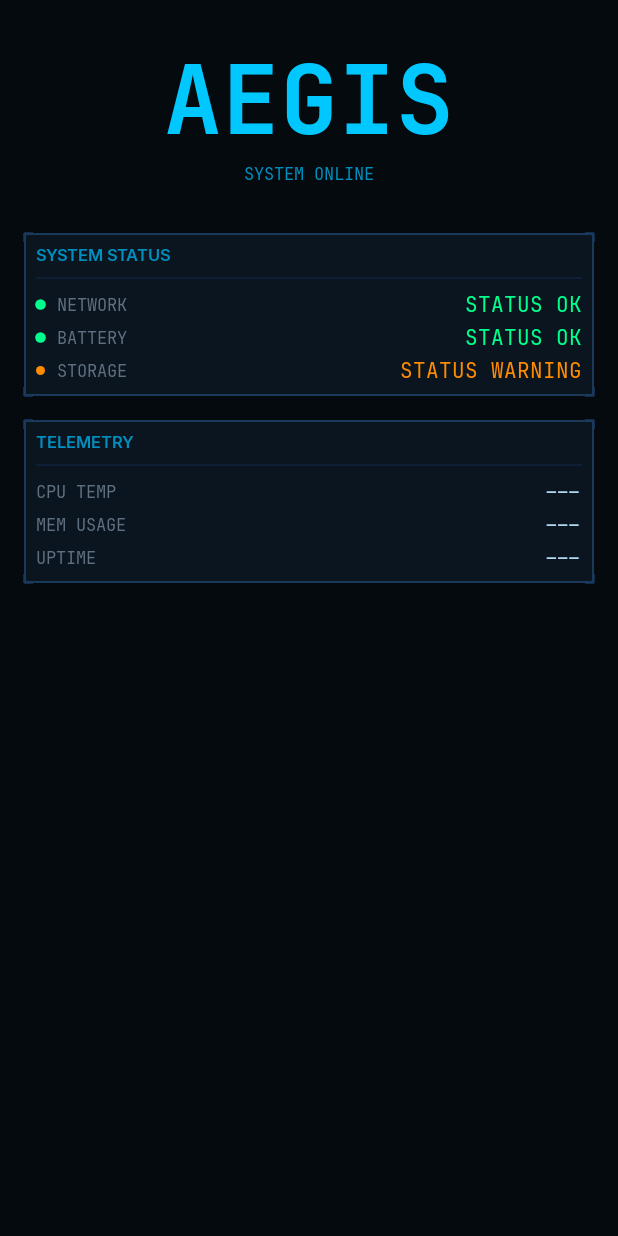
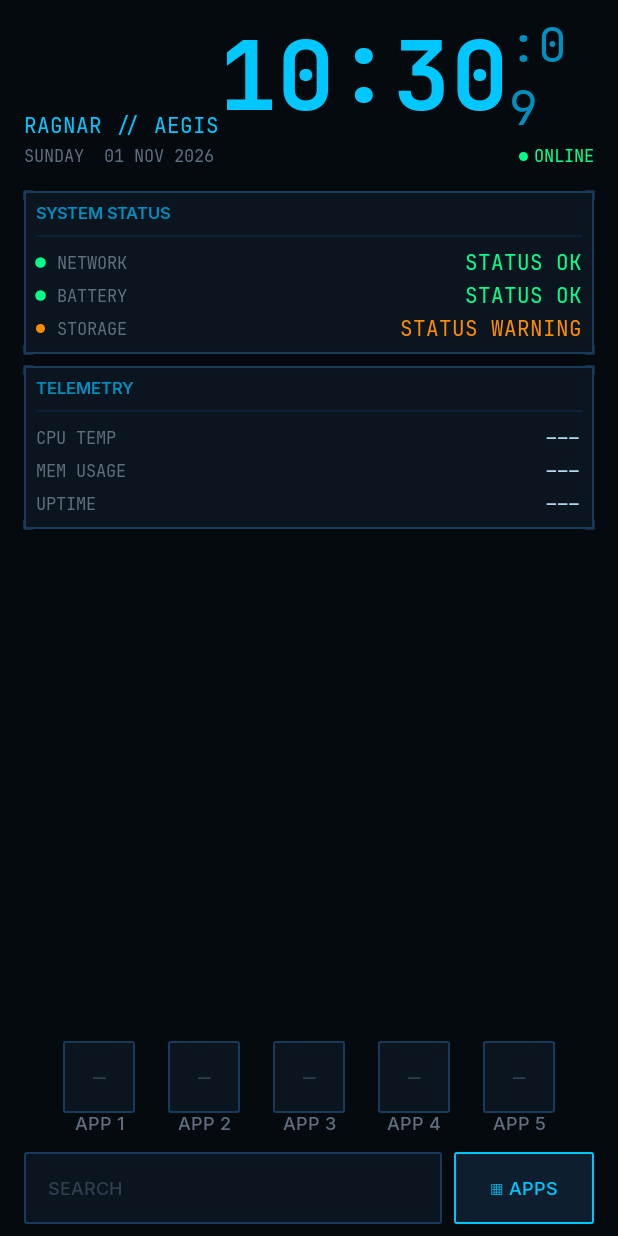
Before and after one commit to shubhash-singh/Aegis-HUD, an Android app built with Jetpack Compose: the screen it shows after launch (MainActivity), on a phone screen of 412 x 824 dp. Run offline under Robolectric (Android 15) with nearby library versions, the phone set to English and light mode, and no system bars.

Commit message:
feat(phase-3): implement HUD home screen dashboard
- ClockViewModel with viewModelScope coroutine, second-aligned ticking
- HudClock composable (HH:MM bright cyan + :SS dimmed cyan)
- TopBar with system label, live clock, date, status indicator
- QuickLaunchRow with 5 placeholder slots (Phase 4 will populate)
- BottomNavBar with search placeholder + drawer button
- Full dashboard HomeScreen assembling all four layout zones
- 5 new ClockViewModel unit tests (12 total tests passing)
- BUILD SUCCESSFUL, 0 lint errors

````diff
--- /dev/null
+++ b/app/src/main/kotlin/dev/ragnar/aegis/ui/home/BottomNavBar.kt
@@ -0,0 +1,100 @@
+package dev.ragnar.aegis.ui.home
+
+import androidx.compose.foundation.background
+import androidx.compose.foundation.border
+import androidx.compose.foundation.clickable
+import androidx.compose.foundation.layout.Arrangement
+import androidx.compose.foundation.layout.Box
+import androidx.compose.foundation.layout.Row
+import androidx.compose.foundation.layout.fillMaxWidth
+import androidx.compose.foundation.layout.height
+import androidx.compose.foundation.layout.padding
+import androidx.compose.foundation.shape.RoundedCornerShape
+import androidx.compose.material3.Text
+import androidx.compose.runtime.Composable
+import androidx.compose.ui.Alignment
+import androidx.compose.ui.Modifier
+import androidx.compose.ui.semantics.contentDescription
+import androidx.compose.ui.semantics.semantics
+import dev.ragnar.aegis.ui.theme.AegisTheme
+
+/**
+ * Bottom navigation bar — provides access to the app drawer.
+ *
+ * Phase 3 renders a placeholder button.
+ * Phase 4 (F-004) will wire this to the actual drawer navigation.
+ *
+ * Design from UI_UX_SPECIFICATION.md Section 5 "Bottom nav zone":
+ * ```
+ * [SEARCH BAR]  [DRAWER BUTTON]
+ * ```
+ *
+ * @param onDrawerClick Callback when the drawer button is tapped.
+ */
+@Composable
+fun BottomNavBar(
+    modifier: Modifier = Modifier,
+    onDrawerClick: () -> Unit = {},
+) {
+    val colors = AegisTheme.colors
+    val typography = AegisTheme.typography
+    val spacing = AegisTheme.spacing
+
+    Row(
+        modifier = modifier
+            .fillMaxWidth()
+            .semantics { contentDescription = "Bottom navigation" },
+        horizontalArrangement = Arrangement.SpaceBetween,
+        verticalAlignment = Alignment.CenterVertically,
+    ) {
+        // Search bar placeholder
+        Box(
+            modifier = Modifier
+                .weight(1f)
+                .height(spacing.minTouchTarget)
+                .padding(end = spacing.sm)
+                .background(
+                    color = colors.surface,
+                    shape = RoundedCornerShape(spacing.panelCornerRadius),
+                )
+                .border(
+                    width = spacing.panelBorderWidth,
+                    color = colors.border,
+                    shape = RoundedCornerShape(spacing.panelCornerRadius),
+                )
+                .padding(horizontal = spacing.md),
+            contentAlignment = Alignment.CenterStart,
+        ) {
+            Text(
+                text = "SEARCH",
+                style = typography.label,
+                color = colors.textMuted,
+            )
+        }
+
+        // Drawer button
+        Box(
+            modifier = Modifier
+                .height(spacing.minTouchTarget)
+                .background(
+                    color = colors.surfaceElevated,
+                    shape = RoundedCornerShape(spacing.panelCornerRadius),
+                )
+                .border(
+                    width = spacing.panelBorderWidth,
+                    color = colors.borderActive,
+                    shape = RoundedCornerShape(spacing.panelCornerRadius),
+                )
+                .clickable(onClick = onDrawerClick)
+                .padding(horizontal = spacing.lg)
+                .semantics { contentDescription = "Open app drawer" },
+            contentAlignment = Alignment.Center,
+        ) {
+            Text(
+                text = "▦ APPS",
+                style = typography.label,
+                color = colors.cyan,
+            )
+        }
+    }
+}
--- /dev/null
+++ b/app/src/main/kotlin/dev/ragnar/aegis/ui/home/ClockViewModel.kt
@@ -0,0 +1,69 @@
+package dev.ragnar.aegis.ui.home
+
+import androidx.lifecycle.ViewModel
+import androidx.lifecycle.viewModelScope
+import kotlinx.coroutines.delay
+import kotlinx.coroutines.flow.MutableStateFlow
+import kotlinx.coroutines.flow.StateFlow
+import kotlinx.coroutines.flow.asStateFlow
+import kotlinx.coroutines.isActive
+import kotlinx.coroutines.launch
+import java.time.LocalDate
+import java.time.LocalTime
+import java.time.format.DateTimeFormatter
+import java.util.Locale
+
+/**
+ * ViewModel providing live clock and date state for the HUD dashboard.
+ *
+ * Updates every second via a coroutine scoped to [viewModelScope] (ARCHITECTURE.md Section 9).
+ * No unbounded GlobalScope usage. Clock stops automatically when the ViewModel is cleared.
+ *
+ * The clock state is split into [hours], [minutes], [seconds] to allow the UI
+ * to dim seconds independently without recomposing the entire clock (F-003-P2).
+ */
+class ClockViewModel : ViewModel() {
+
+    private val _clockState = MutableStateFlow(ClockState.now())
+    val clockState: StateFlow<ClockState> = _clockState.asStateFlow()
+
+    init {
+        viewModelScope.launch {
+            while (isActive) {
+                _clockState.value = ClockState.now()
+                // Calculate delay until the next second boundary for precise ticking
+                val now = System.currentTimeMillis()
+                val delayMs = 1000L - (now % 1000L)
+                delay(delayMs)
+            }
+        }
+    }
+}
+
+/**
+ * Immutable snapshot of the current time and date for the HUD clock display.
+ */
+data class ClockState(
+    val hours: String,
+    val minutes: String,
+    val seconds: String,
+    val dateFormatted: String,
+    val dayOfWeek: String,
+) {
+    companion object {
+        private val dateFormatter = DateTimeFormatter.ofPattern("dd MMM yyyy", Locale.ENGLISH)
+        private val dayFormatter = DateTimeFormatter.ofPattern("EEEE", Locale.ENGLISH)
+
+        fun now(): ClockState {
+            val time = LocalTime.now()
+            val date = LocalDate.now()
+            return ClockState(
+                hours = String.format(Locale.ROOT, "%02d", time.hour),
+                minutes = String.format(Locale.ROOT, "%02d", time.minute),
+                seconds = String.format(Locale.ROOT, "%02d", time.second),
+                dateFormatted = date.format(dateFormatter).uppercase(Locale.ENGLISH),
+                dayOfWeek = date.format(dayFormatter).uppercase(Locale.ENGLISH),
+            )
+        }
+    }
+}
--- a/app/src/main/kotlin/dev/ragnar/aegis/ui/home/HomeScreen.kt
+++ b/app/src/main/kotlin/dev/ragnar/aegis/ui/home/HomeScreen.kt
@@ -15,34 +15,42 @@ import androidx.compose.foundation.layout.width
 import androidx.compose.foundation.layout.windowInsetsPadding
 import androidx.compose.material3.Text
 import androidx.compose.runtime.Composable
+import androidx.compose.runtime.collectAsState
+import androidx.compose.runtime.getValue
 import androidx.compose.ui.Alignment
 import androidx.compose.ui.Modifier
 import androidx.compose.ui.semantics.contentDescription
 import androidx.compose.ui.semantics.semantics
-import androidx.compose.ui.text.style.TextAlign
+import androidx.lifecycle.viewmodel.compose.viewModel
 import dev.ragnar.aegis.ui.components.HudPanel
 import dev.ragnar.aegis.ui.components.StatusIndicator
 import dev.ragnar.aegis.ui.components.StatusLevel
 import dev.ragnar.aegis.ui.theme.AegisTheme
 
 /**
- * HUD Home Screen — Phase 2 design system demonstration.
+ * HUD Home Screen — full dashboard layout.
  *
- * Displays the AEGIS system label, a HUD panel with status indicators,
- * and a telemetry panel — all using [AegisTheme] design tokens.
+ * Implements the screen structure from UI_UX_SPECIFICATION.md Section 5:
+ * - TopBar zone: system label, live clock, date, status
+ * - Center HUD zone: telemetry panels (battery, network, storage)
+ * - Quick launch zone: app shortcut slots
+ * - Bottom nav zone: search bar + drawer button
  *
  * BackHandler prevents the launcher from finishing on back press (ARCHITECTURE.md Section 6).
- * System insets are handled per UI_UX_SPECIFICATION.md Section 8.
+ * System insets handled per UI_UX_SPECIFICATION.md Section 8.
  *
- * Phase 3 will add the full dashboard layout with clock, app grid, etc.
+ * @param clockViewModel ViewModel providing live clock state.
  */
 @Composable
-fun HomeScreen() {
+fun HomeScreen(
+    clockViewModel: ClockViewModel = viewModel(),
+) {
     // Launcher must not finish on back press — no-op handler.
     BackHandler {
         // Intentionally empty: a home-screen launcher does not exit on back press.
     }
 
+    val clockState by clockViewModel.clockState.collectAsState()
     val colors = AegisTheme.colors
     val typography = AegisTheme.typography
     val spacing = AegisTheme.spacing
@@ -53,27 +61,20 @@ fun HomeScreen() {
             .windowInsetsPadding(WindowInsets.systemBars)
             .padding(horizontal = spacing.md)
             .semantics { contentDescription = "AEGIS Home Screen" },
+    ) {
+        Spacer(modifier = Modifier.height(spacing.sm))
+
+        // === TOP BAR ZONE ===
+        TopBar(clockState = clockState)
+
+        Spacer(modifier = Modifier.height(spacing.md))
+
+        // === CENTER HUD ZONE ===
+        // Telemetry panels fill the available space
+        Column(
+            modifier = Modifier.weight(1f),
             verticalArrangement = Arrangement.Top,
-        horizontalAlignment = Alignment.CenterHorizontally,
         ) {
-        Spacer(modifier = Modifier.height(spacing.lg))
-
-        // System label
-        Text(
-            text = "AEGIS",
-            style = typography.clock,
-            color = colors.cyan,
-            textAlign = TextAlign.Center,
-        )
-        Text(
-            text = "SYSTEM ONLINE",
-            style = typography.telemetryLabel,
-            color = colors.cyanDim,
-            textAlign = TextAlign.Center,
-        )
-
-        Spacer(modifier = Modifier.height(spacing.xl))
-
             // System status panel
             HudPanel(title = "System Status") {
                 Column(modifier = Modifier.padding(top = spacing.xs)) {
@@ -85,7 +86,7 @@ fun HomeScreen() {
                 }
             }
 
-        Spacer(modifier = Modifier.height(spacing.md))
+            Spacer(modifier = Modifier.height(spacing.sm))
 
             // Telemetry panel
             HudPanel(title = "Telemetry") {
@@ -98,13 +99,28 @@ fun HomeScreen() {
                 }
             }
         }
+
+        // === QUICK LAUNCH ZONE ===
+        QuickLaunchRow()
+
+        Spacer(modifier = Modifier.height(spacing.sm))
+
+        // === BOTTOM NAV ZONE ===
+        BottomNavBar(
+            onDrawerClick = {
+                // Phase 4 will wire this to actual drawer navigation
+            },
+        )
+
+        Spacer(modifier = Modifier.height(spacing.sm))
+    }
 }
 
 /**
  * A row displaying a status label with its indicator dot.
  */
 @Composable
-private fun StatusRow(
+internal fun StatusRow(
     label: String,
     status: StatusLevel,
     modifier: Modifier = Modifier,
@@ -144,7 +160,7 @@ private fun StatusRow(
  * Values show "---" as placeholder (no fake data per DEC-009).
  */
 @Composable
-private fun TelemetryRow(
+internal fun TelemetryRow(
     label: String,
     value: String,
     modifier: Modifier = Modifier,
--- /dev/null
+++ b/app/src/main/kotlin/dev/ragnar/aegis/ui/home/HudClock.kt
@@ -0,0 +1,53 @@
+package dev.ragnar.aegis.ui.home
+
+import androidx.compose.foundation.layout.Row
+import androidx.compose.material3.Text
+import androidx.compose.runtime.Composable
+import androidx.compose.ui.Alignment
+import androidx.compose.ui.Modifier
+import androidx.compose.ui.semantics.contentDescription
+import androidx.compose.ui.semantics.semantics
+import dev.ragnar.aegis.ui.theme.AegisTheme
+
+/**
+ * HUD Clock display composable.
+ *
+ * Renders time as HH:MM:SS with seconds in dimmed cyan.
+ * Design from UI_UX_SPECIFICATION.md Section 6 "Clock Display":
+ * - Font: JetBrains Mono, `aegis.type.clock`
+ * - Color: `aegis.cyan` (hours/minutes), `aegis.cyan.dim` (seconds)
+ *
+ * @param hours Formatted hours string (e.g. "14")
+ * @param minutes Formatted minutes string (e.g. "07")
+ * @param seconds Formatted seconds string (e.g. "32")
+ */
+@Composable
+fun HudClock(
+    hours: String,
+    minutes: String,
+    seconds: String,
+    modifier: Modifier = Modifier,
+) {
+    val colors = AegisTheme.colors
+    val typography = AegisTheme.typography
+
+    Row(
+        modifier = modifier.semantics {
+            contentDescription = "Clock: $hours:$minutes:$seconds"
+        },
+        verticalAlignment = Alignment.Bottom,
+    ) {
+        // Hours and minutes in bright cyan
+        Text(
+            text = "$hours:$minutes",
+            style = typography.clock,
+            color = colors.cyan,
+        )
+        // Seconds in dimmed cyan, smaller size
+        Text(
+            text = ":$seconds",
+            style = typography.clockSmall,
+            color = colors.cyanDim,
+        )
+    }
+}
--- /dev/null
+++ b/app/src/main/kotlin/dev/ragnar/aegis/ui/home/QuickLaunchRow.kt
@@ -0,0 +1,106 @@
+package dev.ragnar.aegis.ui.home
+
+import androidx.compose.foundation.background
+import androidx.compose.foundation.border
+import androidx.compose.foundation.layout.Arrangement
+import androidx.compose.foundation.layout.Box
+import androidx.compose.foundation.layout.Column
+import androidx.compose.foundation.layout.PaddingValues
+import androidx.compose.foundation.layout.fillMaxWidth
+import androidx.compose.foundation.layout.size
+import androidx.compose.foundation.lazy.LazyRow
+import androidx.compose.foundation.shape.RoundedCornerShape
+import androidx.compose.material3.Text
+import androidx.compose.runtime.Composable
+import androidx.compose.ui.Alignment
+import androidx.compose.ui.Modifier
+import androidx.compose.ui.semantics.contentDescription
+import androidx.compose.ui.semantics.semantics
+import androidx.compose.ui.text.style.TextAlign
+import androidx.compose.ui.text.style.TextOverflow
+import androidx.compose.ui.unit.dp
+import dev.ragnar.aegis.ui.theme.AegisTheme
+
+/**
+ * Quick-launch row — horizontal strip of app shortcut slots.
+ *
+ * Phase 3 renders static placeholder slots (empty bordered squares).
+ * Phase 4 (F-004) will populate with real app icons from PackageManager.
+ *
+ * Design from UI_UX_SPECIFICATION.md Section 5 "Quick launch zone"
+ * and Section 6 "App Icon Grid": 48dp icons, app name below, 4-5 columns.
+ *
+ * @param slotCount Number of placeholder slots to display.
+ */
+@Composable
+fun QuickLaunchRow(
+    modifier: Modifier = Modifier,
+    slotCount: Int = 5,
+) {
+    val spacing = AegisTheme.spacing
+
+    LazyRow(
+        modifier = modifier
+            .fillMaxWidth()
+            .semantics { contentDescription = "Quick launch apps" },
+        horizontalArrangement = Arrangement.SpaceEvenly,
+        contentPadding = PaddingValues(horizontal = spacing.sm),
+    ) {
+        items(slotCount) { index ->
+            QuickLaunchSlot(
+                label = "APP ${index + 1}",
+            )
+        }
+    }
+}
+
+/**
+ * A single quick-launch slot — placeholder for Phase 3.
+ * Shows a bordered square with a label below.
+ */
+@Composable
+private fun QuickLaunchSlot(
+    label: String,
+    modifier: Modifier = Modifier,
+) {
+    val colors = AegisTheme.colors
+    val typography = AegisTheme.typography
+    val spacing = AegisTheme.spacing
+
+    Column(
+        modifier = modifier.semantics { contentDescription = label },
+        horizontalAlignment = Alignment.CenterHorizontally,
+    ) {
+        // Icon placeholder — bordered square
+        Box(
+            modifier = Modifier
+                .size(spacing.appIconSize)
+                .background(
+                    color = colors.surface,
+                    shape = RoundedCornerShape(spacing.panelCornerRadius),
+                )
+                .border(
+                    width = spacing.panelBorderWidth,
+                    color = colors.border,
+                    shape = RoundedCornerShape(spacing.panelCornerRadius),
+                ),
+            contentAlignment = Alignment.Center,
+        ) {
+            Text(
+                text = "—",
+                style = typography.telemetry,
+                color = colors.textMuted,
+            )
+        }
+        // App name label
+        Text(
+            text = label,
+            style = typography.label,
+            color = colors.textSecondary,
+            textAlign = TextAlign.Center,
+            maxLines = 1,
+            overflow = TextOverflow.Ellipsis,
+            modifier = Modifier.size(width = spacing.appIconSize + 8.dp, height = 18.dp),
+        )
+    }
+}
--- /dev/null
+++ b/app/src/main/kotlin/dev/ragnar/aegis/ui/home/TopBar.kt
@@ -0,0 +1,93 @@
+package dev.ragnar.aegis.ui.home
+
+import androidx.compose.foundation.layout.Arrangement
+import androidx.compose.foundation.layout.Column
+import androidx.compose.foundation.layout.Row
+import androidx.compose.foundation.layout.Spacer
+import androidx.compose.foundation.layout.fillMaxWidth
+import androidx.compose.foundation.layout.height
+import androidx.compose.material3.Text
+import androidx.compose.runtime.Composable
+import androidx.compose.ui.Alignment
+import androidx.compose.ui.Modifier
+import androidx.compose.ui.semantics.contentDescription
+import androidx.compose.ui.semantics.semantics
+import dev.ragnar.aegis.ui.components.StatusIndicator
+import dev.ragnar.aegis.ui.components.StatusLevel
+import dev.ragnar.aegis.ui.theme.AegisTheme
+
+/**
+ * Top bar zone of the HUD dashboard.
+ *
+ * Layout from UI_UX_SPECIFICATION.md Section 5:
+ * ```
+ * [SYSTEM LABEL]    [CLOCK]
+ * RAGNAR // AEGIS   HH:MM:SS
+ * [DATE]            [STATUS]
+ * ```
+ *
+ * @param clockState Current clock state with time and date.
+ */
+@Composable
+fun TopBar(
+    clockState: ClockState,
+    modifier: Modifier = Modifier,
+) {
+    val colors = AegisTheme.colors
+    val typography = AegisTheme.typography
+    val spacing = AegisTheme.spacing
+
+    Column(
+        modifier = modifier
+            .fillMaxWidth()
+            .semantics { contentDescription = "Top bar" },
+    ) {
+        // Row 1: System label + Clock
+        Row(
+            modifier = Modifier.fillMaxWidth(),
+            horizontalArrangement = Arrangement.SpaceBetween,
+            verticalAlignment = Alignment.Bottom,
+        ) {
+            // System label
+            Column {
+                Text(
+                    text = "RAGNAR // AEGIS",
+                    style = typography.telemetry,
+                    color = colors.cyan,
+                )
+            }
+            // Live clock
+            HudClock(
+                hours = clockState.hours,
+                minutes = clockState.minutes,
+                seconds = clockState.seconds,
+            )
+        }
+
+        Spacer(modifier = Modifier.height(spacing.xs))
+
+        // Row 2: Date + Status indicator
+        Row(
+            modifier = Modifier.fillMaxWidth(),
+            horizontalArrangement = Arrangement.SpaceBetween,
+            verticalAlignment = Alignment.CenterVertically,
+        ) {
+            Text(
+                text = "${clockState.dayOfWeek}  ${clockState.dateFormatted}",
+                style = typography.telemetryLabel,
+                color = colors.textSecondary,
+            )
+            Row(
+                verticalAlignment = Alignment.CenterVertically,
+                horizontalArrangement = Arrangement.spacedBy(spacing.xs),
+            ) {
+                StatusIndicator(status = StatusLevel.Ok, animate = false)
+                Text(
+                    text = "ONLINE",
+                    style = typography.telemetryLabel,
+                    color = colors.statusOk,
+                )
+            }
+        }
+    }
+}
````
Also changed, not shown: 6 other files. Lines whose indentation alone changed are shown as unchanged.
